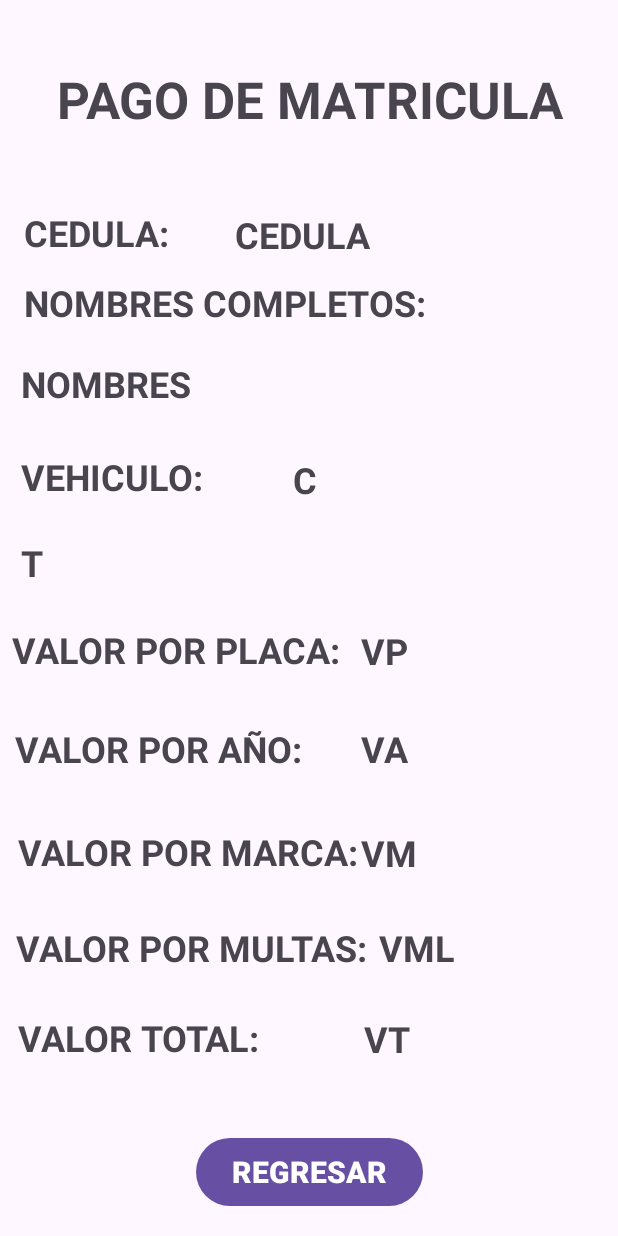
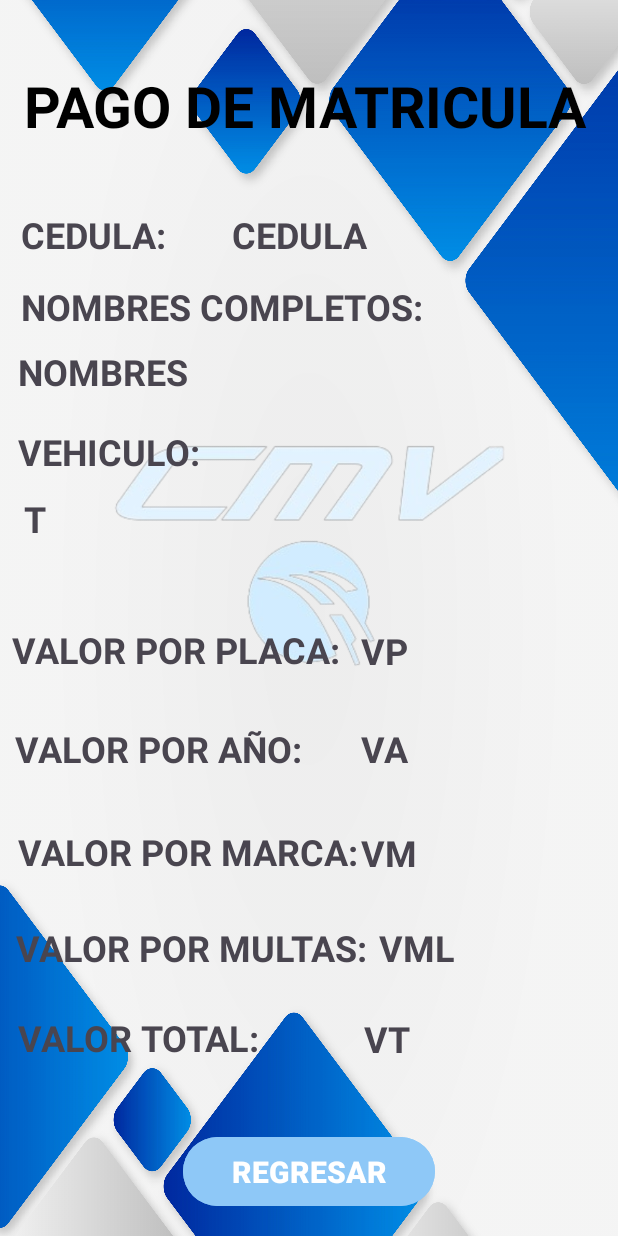
Before and after one commit to BryanEnriquez1/ExamenParcial1, an Android app: the layout activity_datos_matricula.xml on its own in the app's theme, with its tools: preview values and no code run, on a phone screen of 412 x 824 dp. Run offline under Robolectric (Android 15) with nearby library versions, the phone set to English and light mode, and no system bars.

Commit message:
MODIFICACION DEL ESTILO DE LA APP

```diff
--- a/app/src/main/AndroidManifest.xml
+++ b/app/src/main/AndroidManifest.xml
@@ -6,9 +6,9 @@
         android:allowBackup="true"
         android:dataExtractionRules="@xml/data_extraction_rules"
         android:fullBackupContent="@xml/backup_rules"
-        android:icon="@mipmap/ic_launcher"
+        android:icon="@drawable/icono_app_removebg_preview"
         android:label="@string/app_name"
-        android:roundIcon="@mipmap/ic_launcher_round"
+        android:roundIcon="@drawable/icono_app_removebg_preview"
         android:supportsRtl="true"
         android:theme="@style/Theme.MatriculaVehiculo"
         tools:targetApi="31">
--- a/app/src/main/res/layout/activity_datos_matricula.xml
+++ b/app/src/main/res/layout/activity_datos_matricula.xml
@@ -4,13 +4,26 @@
     xmlns:tools="http://schemas.android.com/tools"
     android:layout_width="match_parent"
     android:layout_height="match_parent"
+    android:background="@drawable/_1067591_rm222_mind_29"
     tools:context=".DatosMatricula">
+
+    <ImageView
+        android:id="@+id/imageView"
+        android:layout_width="408dp"
+        android:layout_height="359dp"
+        android:layout_marginTop="204dp"
+        app:layout_constraintEnd_toEndOf="parent"
+        app:layout_constraintHorizontal_bias="0.333"
+        app:layout_constraintStart_toStartOf="parent"
+        app:layout_constraintTop_toTopOf="parent"
+        app:srcCompat="@drawable/logo_cmv_removebg_preview" />
 
     <Button
         android:id="@+id/btRegresa"
-        android:layout_width="151dp"
-        android:layout_height="53dp"
+        android:layout_width="168dp"
+        android:layout_height="54dp"
         android:layout_marginBottom="16dp"
+        android:backgroundTint="@color/celeste"
         android:text="REGRESAR"
         android:textSize="20sp"
         android:textStyle="bold"
@@ -22,6 +35,7 @@
         android:id="@+id/tvTotal"
         android:layout_width="165dp"
         android:layout_height="38dp"
+        android:backgroundTint="@color/black"
         android:textAlignment="viewStart"
         android:textSize="24sp"
         android:textStyle="bold"
@@ -37,15 +51,114 @@
         android:id="@+id/textView12"
         android:layout_width="383dp"
         android:layout_height="53dp"
+        android:backgroundTint="@color/black"
         android:text="PAGO DE MATRICULA"
         android:textAlignment="center"
-        android:textSize="34sp"
+        android:textColor="@color/black"
+        android:textSize="38sp"
         android:textStyle="bold"
         app:layout_constraintBottom_toBottomOf="parent"
         app:layout_constraintEnd_toEndOf="parent"
+        app:layout_constraintHorizontal_bias="0.428"
         app:layout_constraintStart_toStartOf="parent"
         app:layout_constraintTop_toTopOf="parent"
-        app:layout_constraintVertical_bias="0.056" />
+        app:layout_constraintVertical_bias="0.058" />
+
+    <TextView
+        android:id="@+id/tvCedula"
+        android:layout_width="241dp"
+        android:layout_height="33dp"
+        android:backgroundTint="@color/black"
+        android:textAlignment="viewStart"
+        android:textSize="24sp"
+        android:textStyle="bold"
+        app:layout_constraintBottom_toBottomOf="parent"
+        app:layout_constraintEnd_toEndOf="parent"
+        app:layout_constraintHorizontal_bias="0.905"
+        app:layout_constraintStart_toStartOf="parent"
+        app:layout_constraintTop_toTopOf="parent"
+        app:layout_constraintVertical_bias="0.177"
+        tools:text="CEDULA" />
+
+    <TextView
+        android:id="@+id/textView20"
+        android:layout_width="131dp"
+        android:layout_height="32dp"
+        android:backgroundTint="@color/black"
+        android:text="CEDULA:"
+        android:textAlignment="viewStart"
+        android:textSize="24sp"
+        android:textStyle="bold"
+        app:layout_constraintBottom_toBottomOf="parent"
+        app:layout_constraintEnd_toEndOf="parent"
+        app:layout_constraintHorizontal_bias="0.05"
+        app:layout_constraintStart_toStartOf="parent"
+        app:layout_constraintTop_toTopOf="parent"
+        app:layout_constraintVertical_bias="0.177" />
+
+    <TextView
+        android:id="@+id/textView15"
+        android:layout_width="155dp"
+        android:layout_height="40dp"
+        android:backgroundTint="@color/black"
+        android:text="VEHICULO:"
+        android:textAlignment="viewStart"
+        android:textSize="24sp"
+        android:textStyle="bold"
+        app:layout_constraintBottom_toBottomOf="parent"
+        app:layout_constraintEnd_toEndOf="parent"
+        app:layout_constraintHorizontal_bias="0.046"
+        app:layout_constraintStart_toStartOf="parent"
+        app:layout_constraintTop_toTopOf="parent"
+        app:layout_constraintVertical_bias="0.363" />
+
+    <TextView
+        android:id="@+id/textView13"
+        android:layout_width="288dp"
+        android:layout_height="38dp"
+        android:backgroundTint="@color/black"
+        android:text="NOMBRES COMPLETOS:"
+        android:textAlignment="viewStart"
+        android:textSize="24sp"
+        android:textStyle="bold"
+        app:layout_constraintBottom_toBottomOf="parent"
+        app:layout_constraintEnd_toEndOf="parent"
+        app:layout_constraintHorizontal_bias="0.113"
+        app:layout_constraintStart_toStartOf="parent"
+        app:layout_constraintTop_toTopOf="parent"
+        app:layout_constraintVertical_bias="0.239" />
+
+    <TextView
+        android:id="@+id/tvTipo"
+        android:layout_width="377dp"
+        android:layout_height="35dp"
+        android:backgroundTint="@color/black"
+        android:textAlignment="viewStart"
+        android:textSize="24sp"
+        android:textStyle="bold"
+        app:layout_constraintBottom_toBottomOf="parent"
+        app:layout_constraintEnd_toEndOf="parent"
+        app:layout_constraintHorizontal_bias="0.47"
+        app:layout_constraintStart_toStartOf="parent"
+        app:layout_constraintTop_toTopOf="parent"
+        app:layout_constraintVertical_bias="0.418"
+        tools:text="T" />
+
+    <TextView
+        android:id="@+id/tvNombres"
+        android:layout_width="381dp"
+        android:layout_height="40dp"
+        android:backgroundTint="@color/black"
+        android:textAlignment="viewStart"
+        android:textSize="24sp"
+        android:textStyle="bold"
+        app:layout_constraintBottom_toBottomOf="parent"
+        app:layout_constraintEnd_toEndOf="parent"
+        app:layout_constraintHorizontal_bias="0.4"
+        app:layout_constraintStart_toStartOf="parent"
+        app:layout_constraintTop_toTopOf="parent"
+        app:layout_constraintVertical_bias="0.295"
+        tools:text="NOMBRES" />
 
     <TextView
         android:id="@+id/tvValorPlaca"
@@ -60,42 +173,14 @@
         app:layout_constraintStart_toStartOf="parent"
         app:layout_constraintTop_toTopOf="parent"
         app:layout_constraintVertical_bias="0.531"
-        tools:text="VP" />
-
-    <TextView
-        android:id="@+id/textView13"
-        android:layout_width="288dp"
-        android:layout_height="38dp"
-        android:text="NOMBRES COMPLETOS:"
-        android:textAlignment="viewStart"
-        android:textSize="24sp"
-        android:textStyle="bold"
-        app:layout_constraintBottom_toBottomOf="parent"
-        app:layout_constraintEnd_toEndOf="parent"
-        app:layout_constraintHorizontal_bias="0.13"
-        app:layout_constraintStart_toStartOf="parent"
-        app:layout_constraintTop_toTopOf="parent"
-        app:layout_constraintVertical_bias="0.236" />
-
-    <TextView
-        android:id="@+id/tvTipo"
-        android:layout_width="377dp"
-        android:layout_height="35dp"
-        android:textAlignment="viewStart"
-        android:textSize="24sp"
-        android:textStyle="bold"
-        app:layout_constraintBottom_toBottomOf="parent"
-        app:layout_constraintEnd_toEndOf="parent"
-        app:layout_constraintHorizontal_bias="0.411"
-        app:layout_constraintStart_toStartOf="parent"
-        app:layout_constraintTop_toTopOf="parent"
-        app:layout_constraintVertical_bias="0.455"
-        tools:text="T" />
+        tools:text="VP"
+        android:backgroundTint="@color/black" />
 
     <TextView
         android:id="@+id/textView14"
         android:layout_width="228dp"
         android:layout_height="35dp"
+        android:backgroundTint="@color/black"
         android:text="VALOR POR PLACA:"
         android:textAlignment="viewStart"
         android:textSize="24sp"
@@ -108,54 +193,10 @@
         app:layout_constraintVertical_bias="0.528" />
 
     <TextView
-        android:id="@+id/tvCedula"
-        android:layout_width="241dp"
-        android:layout_height="33dp"
-        android:textAlignment="viewStart"
-        android:textSize="24sp"
-        android:textStyle="bold"
-        app:layout_constraintBottom_toBottomOf="parent"
-        app:layout_constraintEnd_toEndOf="parent"
-        app:layout_constraintHorizontal_bias="0.917"
-        app:layout_constraintStart_toStartOf="parent"
-        app:layout_constraintTop_toTopOf="parent"
-        app:layout_constraintVertical_bias="0.177"
-        tools:text="CEDULA" />
-
-    <TextView
-        android:id="@+id/tvNombres"
-        android:layout_width="381dp"
-        android:layout_height="40dp"
-        android:textAlignment="viewStart"
-        android:textSize="24sp"
-        android:textStyle="bold"
-        app:layout_constraintBottom_toBottomOf="parent"
-        app:layout_constraintEnd_toEndOf="parent"
-        app:layout_constraintHorizontal_bias="0.466"
-        app:layout_constraintStart_toStartOf="parent"
-        app:layout_constraintTop_toTopOf="parent"
-        app:layout_constraintVertical_bias="0.305"
-        tools:text="NOMBRES" />
-
-    <TextView
-        android:id="@+id/textView15"
-        android:layout_width="155dp"
-        android:layout_height="40dp"
-        android:text="VEHICULO:"
-        android:textAlignment="viewStart"
-        android:textSize="24sp"
-        android:textStyle="bold"
-        app:layout_constraintBottom_toBottomOf="parent"
-        app:layout_constraintEnd_toEndOf="parent"
-        app:layout_constraintHorizontal_bias="0.054"
-        app:layout_constraintStart_toStartOf="parent"
-        app:layout_constraintTop_toTopOf="parent"
-        app:layout_constraintVertical_bias="0.384" />
-
-    <TextView
         android:id="@+id/tvValorAnio"
         android:layout_width="165dp"
         android:layout_height="38dp"
+        android:backgroundTint="@color/black"
         android:textAlignment="viewStart"
         android:textSize="24sp"
         android:textStyle="bold"
@@ -171,6 +212,7 @@
         android:id="@+id/textView16"
         android:layout_width="236dp"
         android:layout_height="37dp"
+        android:backgroundTint="@color/black"
         android:text="VALOR POR MULTAS:"
         android:textAlignment="viewStart"
         android:textSize="24sp"
@@ -186,6 +228,7 @@
         android:id="@+id/textView17"
         android:layout_width="228dp"
         android:layout_height="35dp"
+        android:backgroundTint="@color/black"
         android:text="VALOR POR MARCA:"
         android:textAlignment="viewStart"
         android:textSize="24sp"
@@ -201,6 +244,7 @@
         android:id="@+id/textView18"
         android:layout_width="228dp"
         android:layout_height="35dp"
+        android:backgroundTint="@color/black"
         android:text="VALOR POR AÑO:"
         android:textAlignment="viewStart"
         android:textSize="24sp"
@@ -216,6 +260,7 @@
         android:id="@+id/tvValorMultas"
         android:layout_width="153dp"
         android:layout_height="40dp"
+        android:backgroundTint="@color/black"
         android:textAlignment="viewStart"
         android:textSize="24sp"
         android:textStyle="bold"
@@ -228,24 +273,10 @@
         tools:text="VML" />
 
     <TextView
-        android:id="@+id/tvColor"
-        android:layout_width="165dp"
-        android:layout_height="38dp"
-        android:textAlignment="viewStart"
-        android:textSize="24sp"
-        android:textStyle="bold"
-        app:layout_constraintBottom_toBottomOf="parent"
-        app:layout_constraintEnd_toEndOf="parent"
-        app:layout_constraintHorizontal_bias="0.792"
-        app:layout_constraintStart_toStartOf="parent"
-        app:layout_constraintTop_toTopOf="parent"
-        app:layout_constraintVertical_bias="0.386"
-        tools:text="C" />
-
-    <TextView
         android:id="@+id/textView19"
         android:layout_width="228dp"
         android:layout_height="35dp"
+        android:backgroundTint="@color/black"
         android:text="VALOR TOTAL:"
         android:textAlignment="viewStart"
         android:textSize="24sp"
@@ -261,6 +292,7 @@
         android:id="@+id/tvValorMarca"
         android:layout_width="165dp"
         android:layout_height="38dp"
+        android:backgroundTint="@color/black"
         android:textAlignment="viewStart"
         android:textSize="24sp"
         android:textStyle="bold"
@@ -272,18 +304,4 @@
         app:layout_constraintVertical_bias="0.702"
         tools:text="VM" />
 
-    <TextView
-        android:id="@+id/textView20"
-        android:layout_width="131dp"
-        android:layout_height="32dp"
-        android:text="CEDULA:"
-        android:textAlignment="viewStart"
-        android:textSize="24sp"
-        android:textStyle="bold"
-        app:layout_constraintBottom_toBottomOf="parent"
-        app:layout_constraintEnd_toEndOf="parent"
-        app:layout_constraintHorizontal_bias="0.057"
-        app:layout_constraintStart_toStartOf="parent"
-        app:layout_constraintTop_toTopOf="parent"
-        app:layout_constraintVertical_bias="0.175" />
 </androidx.constraintlayout.widget.ConstraintLayout>
--- a/app/src/main/res/values/colors.xml
+++ b/app/src/main/res/values/colors.xml
@@ -2,4 +2,5 @@
 <resources>
     <color name="black">#FF000000</color>
     <color name="white">#FFFFFFFF</color>
+    <color name="celeste">#8EC8F7</color>
 </resources>
--- a/app/src/main/res/values/themes.xml
+++ b/app/src/main/res/values/themes.xml
@@ -2,7 +2,7 @@
     <!-- Base application theme. -->
     <style name="Base.Theme.MatriculaVehiculo" parent="Theme.Material3.DayNight.NoActionBar">
         <!-- Customize your light theme here. -->
-        <!-- <item name="colorPrimary">@color/my_light_primary</item> -->
+        <item name="colorPrimary">@color/celeste</item>
     </style>
 
     <style name="Theme.MatriculaVehiculo" parent="Base.Theme.MatriculaVehiculo" />
```
Also changed, not shown: app/src/main/java/com/baec/matriculavehiculo/DatosMatricula.java (+4 -5 lines), app/src/main/res/layout/activity_datos_vehiculo.xml (+30 -6 lines), app/src/main/res/drawable/_1067591_rm222_mind_29.jpg (added), app/src/main/res/drawable/icono_app.jpeg (added), app/src/main/res/drawable/icono_app_removebg_preview.png (added), app/src/main/res/drawable/logo_cmv_removebg_preview.png (added).
